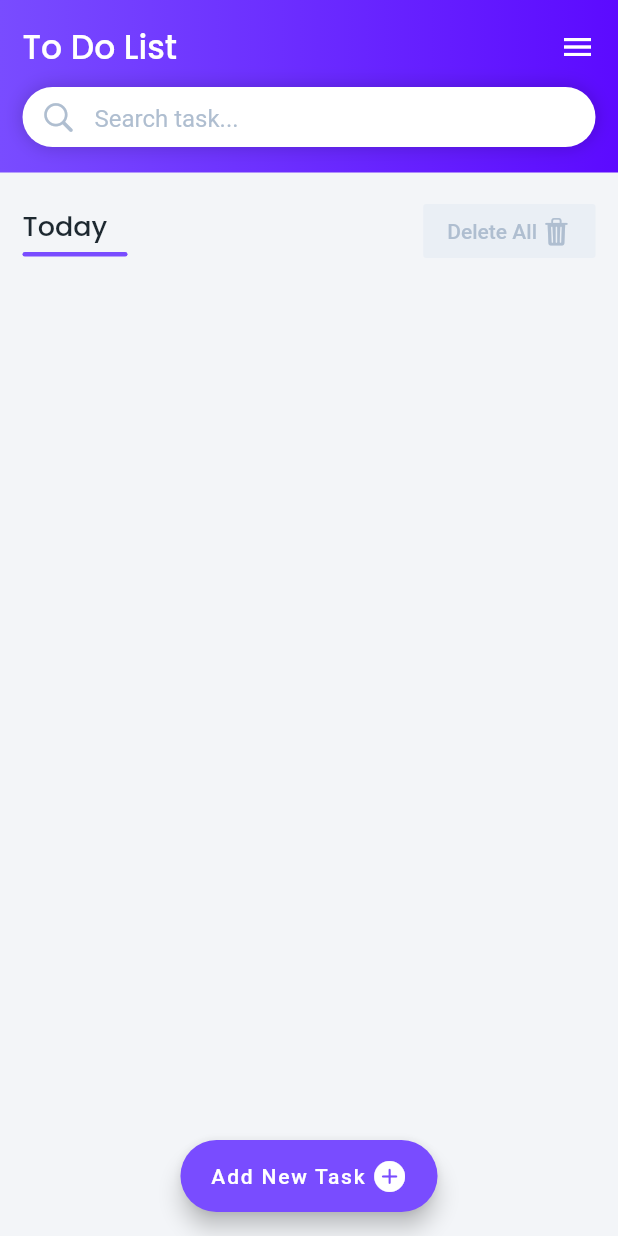
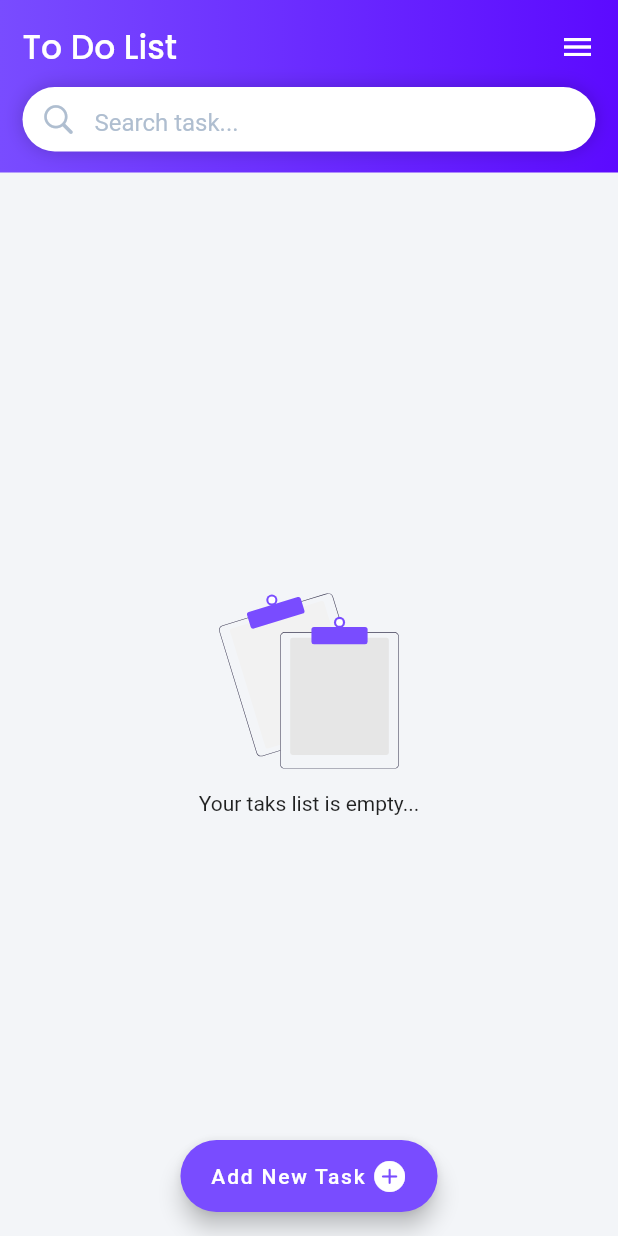
Before and after one commit to shahrambabaei/ToDoList_Hive, a Flutter app: the screen it shows after launch, on a phone screen of 412 x 824 dp. Run offline on Flutter 3.47's test engine with Material 2 defaults, Android fonts, the light colour scheme and no system bars; our stand-ins replace flutter_svg, google_fonts, hive_flutter; accounts and stored records are empty.

Commit message:
Add emptystate and ability delete task

```diff
--- a/lib/main.dart
+++ b/lib/main.dart
@@ -43,7 +43,7 @@ class MyApp extends StatelessWidget {
                   fontSize: 18,
                   color: ColorTheme.primaryTextColor,
                   fontWeight: FontWeight.w500)))),
-      home: HomeScreen(),
+      home: const HomeScreen(),
     );
   }
 }
--- a/lib/screens/home_screen.dart
+++ b/lib/screens/home_screen.dart
@@ -1,16 +1,17 @@
 import 'package:flutter/cupertino.dart';
 import 'package:flutter/material.dart';
+import 'package:flutter_svg/svg.dart';
 import 'package:hive_flutter/adapters.dart';
 import 'package:todolist_hive/config/color_theme.dart';
 import 'package:todolist_hive/main.dart';
 import 'package:todolist_hive/model/task.dart';
 import 'package:todolist_hive/screens/edittask_screen.dart';
+import 'package:todolist_hive/widgets/empty_state.dart';
 import 'package:todolist_hive/widgets/homescreen_widget/body_listview.dart';
 import 'package:todolist_hive/widgets/homescreen_widget/header_listview.dart';
 
 class HomeScreen extends StatelessWidget {
-  const HomeScreen({super.key,});
-
+  const HomeScreen({super.key});
 
   @override
   Widget build(BuildContext context) {
@@ -42,7 +43,7 @@ class HomeScreen extends StatelessWidget {
                   ),
                   const SizedBox(height: 10),
                   Container(
-                    height: 40,
+                    height: 43,
                     decoration: BoxDecoration(
                         borderRadius: BorderRadius.circular(100),
                         boxShadow: [
@@ -66,24 +67,26 @@ class HomeScreen extends StatelessWidget {
             Expanded(
               child: ValueListenableBuilder<Box<Task>>(
                 valueListenable: box.listenable(),
-                builder: (context, box, child) => ListView.builder(
+                builder: (context, box, child) {
+                  if (box.isNotEmpty) {
+                    return ListView.builder(
                       padding: const EdgeInsets.fromLTRB(15, 15, 15, 100),
                       itemCount: box.values.length + 1,
                       itemBuilder: (context, index) {
                         if (index == 0) {
-                      return HeaderListView();
+                          return const HeaderListView();
                         } else {
                           final Task task = box.values.toList()[index - 1];
                           return BodyListView(
                             task: task,
                           );
                         }
-                    // return Container(
-                    //   margin: const EdgeInsets.only(top: 10),
-                    //   child: Text(box.getAt(index-1)!.text),
-                    // );
                       },
-                ),
+                    );
+                  } else {
+                    return const EmptyState();
+                  }
+                },
               ),
             ),
           ],
--- /dev/null
+++ b/lib/widgets/empty_state.dart
@@ -0,0 +1,22 @@
+import 'package:flutter/material.dart';
+import 'package:flutter_svg/flutter_svg.dart';
+
+class EmptyState extends StatelessWidget {
+  const EmptyState({super.key});
+
+  @override
+  Widget build(BuildContext context) {
+    return  Center(
+                      child: Column(
+                          mainAxisAlignment: MainAxisAlignment.center,
+                          children: [
+                            SvgPicture.asset(
+                              'assets/image/empty_state.svg',
+                              width: 120,
+                            ),
+                            const SizedBox(height: 15),
+                            const Text('Your taks list is empty...')
+                          ]),
+                    );
+  }
+}
--- a/lib/widgets/homescreen_widget/body_listview.dart
+++ b/lib/widgets/homescreen_widget/body_listview.dart
@@ -36,6 +36,9 @@ class _BodyListViewState extends State<BodyListView> {
               MaterialPageRoute(
                 builder: (context) => EditTaskScreen(task: widget.task),
               ));
+        },
+        onLongPress: () {
+          widget.task.delete();
         },
         child: Container(
           height: 75,
--- a/lib/widgets/homescreen_widget/header_listview.dart
+++ b/lib/widgets/homescreen_widget/header_listview.dart
@@ -1,12 +1,17 @@
 import 'package:flutter/cupertino.dart';
 import 'package:flutter/material.dart';
+import 'package:hive_flutter/adapters.dart';
 import 'package:todolist_hive/config/color_theme.dart';
+import 'package:todolist_hive/main.dart';
+import 'package:todolist_hive/model/task.dart';
 
 class HeaderListView extends StatelessWidget {
   const HeaderListView({super.key});
 
+
   @override
   Widget build(BuildContext context) {
+    final Box<Task> box = Hive.box<Task>(taskBoxName);
     return Row(mainAxisAlignment: MainAxisAlignment.spaceBetween, children: [
       Column(
         crossAxisAlignment: CrossAxisAlignment.start,
@@ -29,7 +34,9 @@ class HeaderListView extends StatelessWidget {
         color: const Color(0xFfEAEFF5),
         textColor: ColorTheme.secondaryTextColor,
         elevation: 0,
-        onPressed: () {},
+        onPressed: () {
+          box.clear();
+        },
         child: Row(children: const [
           Text('Delete All'),
           SizedBox(
--- a/pubspec.yaml
+++ b/pubspec.yaml
@@ -39,6 +39,7 @@ dependencies:
   hive_flutter: ^1.1.0
   hive_generator: ^1.1.3
   google_fonts: ^3.0.1
+  flutter_svg: ^1.1.5
 
 dev_dependencies:
   flutter_test:
@@ -64,8 +65,8 @@ flutter:
   uses-material-design: true
 
   # To add assets to your application, add an assets section, like this:
-  # assets:
-  #   - images/a_dot_burr.jpeg
+  assets:
+    -  assets/image/empty_state.svg
   #   - images/a_dot_ham.jpeg
 
   # An image asset can refer to one or more resolution-specific "variants", see
```
Also changed, not shown: assets/image/empty_state.svg (added), pubspec.lock. Lines whose indentation alone changed are shown as unchanged.
